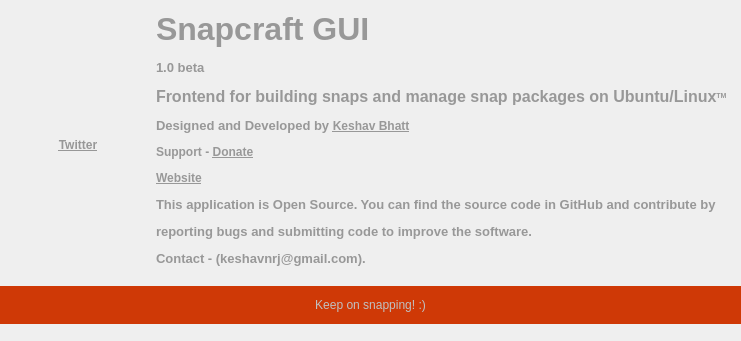
Above: snapcraft-qt/aboutdialog.ui from snapcraft-gui/snapcraft-gui before the change. Below: the same form after it.
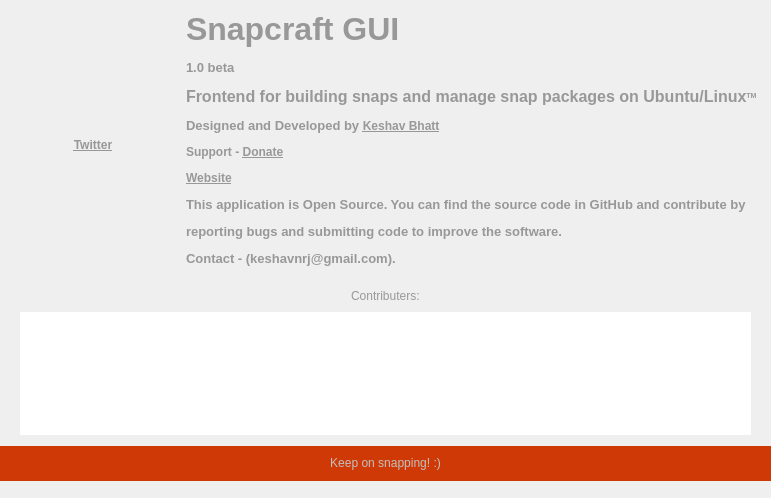
That is the form after the change. Icons and pictures are not drawn.

Commit message: added contrib.txt to show detail of people in about dialog

```diff
--- a/snapcraft-qt/aboutdialog.ui
+++ b/snapcraft-qt/aboutdialog.ui
@@ -6,8 +6,8 @@
    <rect>
     <x>0</x>
     <y>0</y>
-    <width>741</width>
-    <height>341</height>
+    <width>771</width>
+    <height>498</height>
    </rect>
   </property>
   <property name="sizePolicy">
@@ -125,8 +125,129 @@
        </item>
       </layout>
      </item>
+     <item>
+      <layout class="QVBoxLayout" name="verticalLayout_2">
+       <property name="spacing">
+        <number>6</number>
+       </property>
+       <property name="leftMargin">
+        <number>20</number>
+       </property>
+       <property name="topMargin">
+        <number>0</number>
+       </property>
+       <property name="rightMargin">
+        <number>20</number>
+       </property>
+       <property name="bottomMargin">
+        <number>5</number>
+       </property>
+       <item>
+        <layout class="QHBoxLayout" name="horizontalLayout_2">
+         <property name="topMargin">
+          <number>0</number>
+         </property>
+         <item>
+          <spacer name="horizontalSpacer_4">
+           <property name="orientation">
+            <enum>Qt::Horizontal</enum>
+           </property>
+           <property name="sizeHint" stdset="0">
+            <size>
+             <width>40</width>
+             <height>20</height>
+            </size>
+           </property>
+          </spacer>
+         </item>
+         <item>
+          <widget class="QLabel" name="label_4">
+           <property name="styleSheet">
+            <string notr="true">color:#989898;
+font: 75 11pt &quot;Ubuntu&quot;;</string>
+           </property>
+           <property name="text">
+            <string>Contributers:</string>
+           </property>
+          </widget>
+         </item>
+         <item>
+          <spacer name="horizontalSpacer_5">
+           <property name="orientation">
+            <enum>Qt::Horizontal</enum>
+           </property>
+           <property name="sizeHint" stdset="0">
+            <size>
+             <width>40</width>
+             <height>20</height>
+            </size>
+           </property>
+          </spacer>
+         </item>
+        </layout>
+       </item>
+       <item>
+        <widget class="QTableWidget" name="contrib_list">
+         <property name="frameShape">
+          <enum>QFrame::NoFrame</enum>
+         </property>
+         <property name="editTriggers">
+          <set>QAbstractItemView::NoEditTriggers</set>
+         </property>
+         <property name="alternatingRowColors">
+          <bool>false</bool>
+         </property>
+         <property name="selectionBehavior">
+          <enum>QAbstractItemView::SelectRows</enum>
+         </property>
+         <property name="verticalScrollMode">
+          <enum>QAbstractItemView::ScrollPerPixel</enum>
+         </property>
+         <property name="horizontalScrollMode">
+          <enum>QAbstractItemView::ScrollPerPixel</enum>
+         </property>
+         <attribute name="horizontalHeaderVisible">
+          <bool>true</bool>
+         </attribute>
+         <attribute name="horizontalHeaderCascadingSectionResizes">
+          <bool>true</bool>
+         </attribute>
+         <attribute name="horizontalHeaderDefaultSectionSize">
+          <number>300</number>
+         </attribute>
+         <attribute name="horizontalHeaderMinimumSectionSize">
+          <number>100</number>
+         </attribute>
+         <attribute name="horizontalHeaderShowSortIndicator" stdset="0">
+          <bool>false</bool>
+         </attribute>
+         <attribute name="horizontalHeaderStretchLastSection">
+          <bool>true</bool>
+         </attribute>
+         <attribute name="verticalHeaderCascadingSectionResizes">
+          <bool>true</bool>
+         </attribute>
+         <attribute name="verticalHeaderStretchLastSection">
+          <bool>true</bool>
+         </attribute>
+        </widget>
+       </item>
+      </layout>
+     </item>
      <item>
       <widget class="QLabel" name="label_3">
+       <property name="sizePolicy">
+        <sizepolicy hsizetype="Preferred" vsizetype="Expanding">
+         <horstretch>0</horstretch>
+         <verstretch>0</verstretch>
+        </sizepolicy>
+       </property>
+       <property name="minimumSize">
+        <size>
+         <width>0</width>
+         <height>35</height>
+        </size>
+       </property>
        <property name="styleSheet">
         <string notr="true">background-color: #CF3906;
 color:silver;</string>
```
The commit also changes 2 other files.
